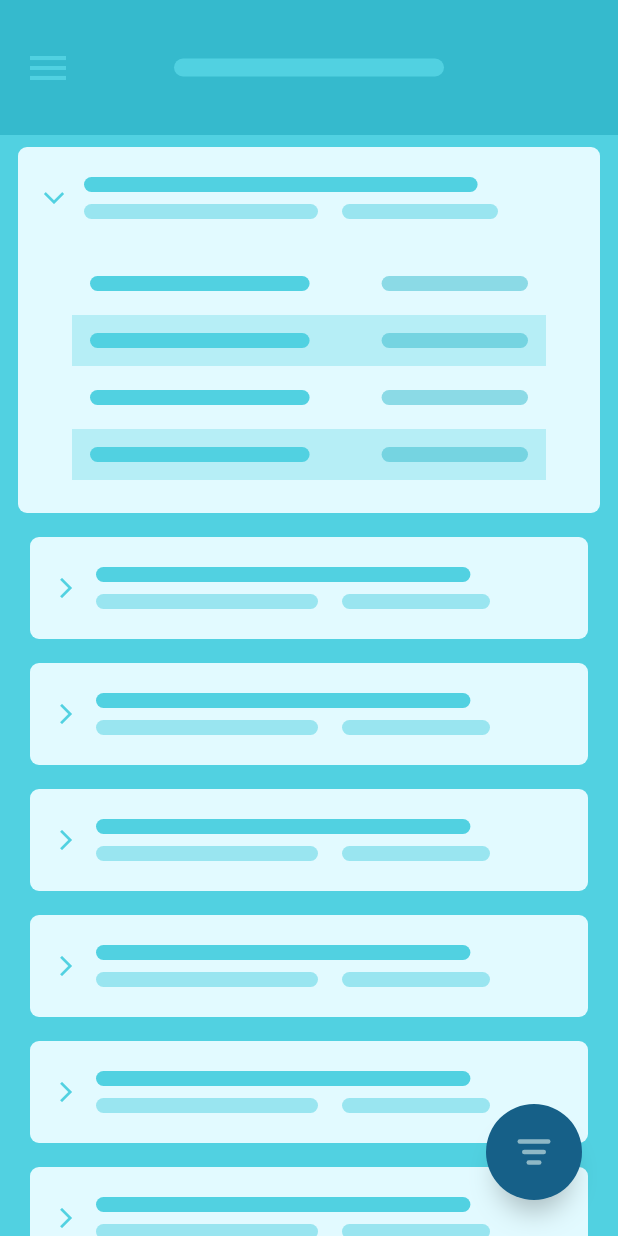
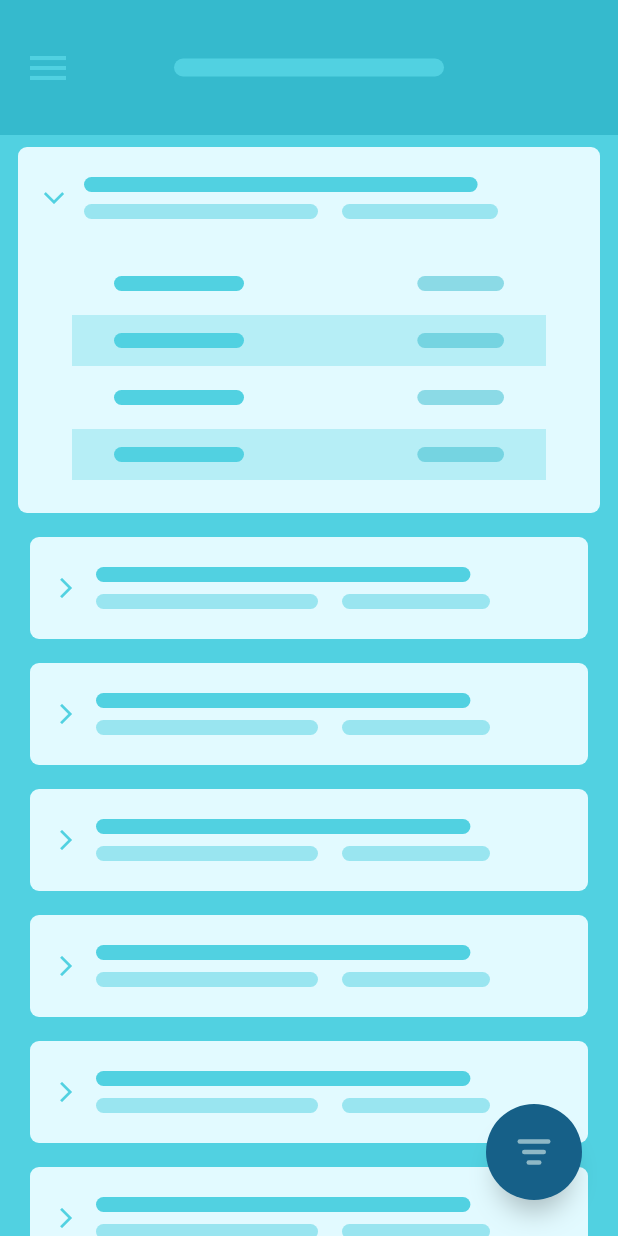
Before and after one commit to Abiri99/FabFilter, a Flutter app: the screen it shows after launch, after a tap on the "arrow forward ios" icon, on a phone screen of 412 x 824 dp. Run offline on Flutter 3.47's test engine with Material 2 defaults, Android fonts, the phone set to English and light mode, and no system bars.

Commit message:
Fixed action buttons margin and position

```diff
--- a/lib/home_bottom_container.dart
+++ b/lib/home_bottom_container.dart
@@ -133,6 +133,8 @@ class _HomeBottomContainerState extends State<HomeBottomContainer>
           child: Stack(
             fit: StackFit.expand,
             children: [
+
+              /// Fab background
               Positioned(
                 // top: (1 - _fabRevealAnimation.value) * (320 - (_yAxisPositionAnimation.value * (180 - 70)
                 // as double)),
@@ -178,7 +180,7 @@ class _HomeBottomContainerState extends State<HomeBottomContainer>
                     decoration: BoxDecoration(
                       color: Theme.of(context).primaryColorDark,
                       borderRadius: BorderRadius.all(
-                        Radius.circular((1 - _fabRevealAnimation.value) * 600),
+                        Radius.circular((1 - _fabRevealAnimation.value) * 1000),
                       ),
                       boxShadow: [
                         BoxShadow(
@@ -208,12 +210,12 @@ class _HomeBottomContainerState extends State<HomeBottomContainer>
               Positioned(
                 bottom: (1 - _fabIconFallAnimation.value) *
                     (_yAxisPositionAnimation.value *
-                        (constraints.maxHeight / 2 - 70)),
+                        (constraints.maxHeight / 2 - 70)) + 16 + (1 - _fabIconFallAnimation.value) * 24,
                 right: (_xAxisPositionAnimation.value *
                         (MediaQuery.of(context).size.width / 2 - 56)) -
                     (_actionIconTranslateAnimation.value *
                         constraints.maxWidth /
-                        6),
+                        4) + 40,
                 child: GestureDetector(
                   onTap: () {
                     // if (widget.controller.status == AnimationStatus.completed) {
@@ -224,26 +226,28 @@ class _HomeBottomContainerState extends State<HomeBottomContainer>
                   },
                   child: IgnorePointer(
                     child: Container(
-                      height: 64,
-                      width: 64,
-                      margin: const EdgeInsets.all(24),
+                      // color: Colors.red,
+                      height: 32,
+                      width: 32,
+                      // margin: const EdgeInsets.all(24),
                       child: FilterIcon(),
                     ),
                   ),
                 ),
               ),
               Positioned(
-                bottom: 0,
-                left: 0 +
+                bottom: 16,
+                left: 16
+                    +
                     (_actionIconTranslateAnimation.value *
                         constraints.maxWidth /
-                        6),
+                        4) - 40,
                 child: GestureDetector(
                   onTap: () {},
                   child: Container(
-                    height: 64,
-                    width: 64,
-                    margin: const EdgeInsets.all(24),
+                    height: 32,
+                    width: 32,
+                    // margin: const EdgeInsets.all(24),
                     child: Opacity(
                       opacity: _actionIconTranslateAnimation.value,
                       child: Icon(
--- a/lib/list_item_table_row.dart
+++ b/lib/list_item_table_row.dart
@@ -26,6 +26,7 @@ class ListItemTableRow extends StatelessWidget {
       child: Row(
         mainAxisAlignment: MainAxisAlignment.spaceBetween,
         children: [
+          SizedBox(width: 16,),
           Expanded(
             flex: 3,
             child: Line(
@@ -34,8 +35,11 @@ class ListItemTableRow extends StatelessWidget {
               width: 48,
             ),
           ),
-          SizedBox(
-            width: 48,
+          Expanded(
+            flex: 4,
+            child: SizedBox(
+              width: 64,
+            ),
           ),
           Expanded(
             flex: 2,
@@ -45,6 +49,7 @@ class ListItemTableRow extends StatelessWidget {
               width: 36,
             ),
           ),
+          SizedBox(width: 16,),
         ],
       ),
     );
```
